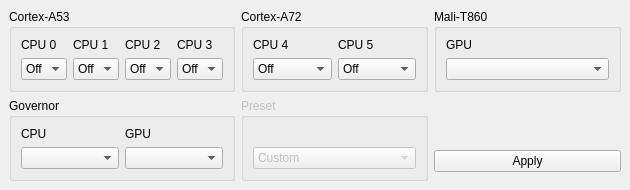
Before: the Qt Designer form mainwindow.ui in Mihaylov93/gearboxplus, drawn with Qt 5.
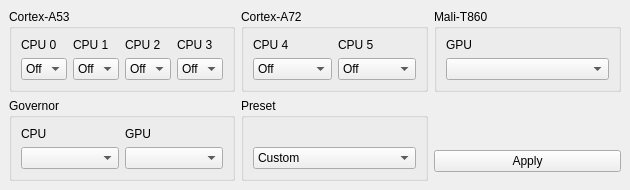
After: the same form once the commit is applied. Icons and pictures are not drawn.

The edit to the form file:
```diff
--- a/mainwindow.ui
+++ b/mainwindow.ui
@@ -183,18 +183,12 @@
     </item>
     <item row="1" column="1">
      <widget class="QGroupBox" name="gbPreset">
-      <property name="enabled">
-       <bool>false</bool>
-      </property>
       <property name="title">
        <string>Preset</string>
       </property>
       <layout class="QGridLayout" name="gridLayout_6">
        <item row="1" column="0">
         <widget class="QComboBox" name="cbPreset">
-         <property name="enabled">
-          <bool>false</bool>
-         </property>
          <item>
           <property name="text">
            <string>Custom</string>
```
